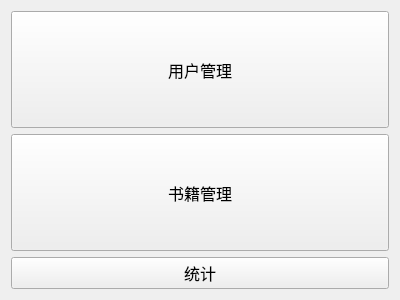
First picture: the form in adminpage.ui, repository LeoStr4nge/LibraryManageSystem, before the edit.
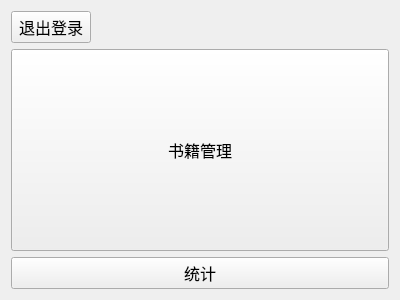
Second picture: the form after the edit.

Commit message: 整合统计界面前后端，完成页面的操作后刷新，添加退出登录按钮

```diff
--- a/adminpage.ui
+++ b/adminpage.ui
@@ -23,18 +23,31 @@
    <item row="0" column="0">
     <layout class="QVBoxLayout" name="verticalLayout_2">
      <item>
+      <layout class="QHBoxLayout" name="horizontalLayout">
+       <item>
       <widget class="QPushButton" name="pushButton_2">
-       <property name="sizePolicy">
-        <sizepolicy hsizetype="Expanding" vsizetype="Expanding">
-         <horstretch>0</horstretch>
-         <verstretch>0</verstretch>
-        </sizepolicy>
-       </property>
        <property name="text">
-        <string>用户管理</string>
+          <string>退出登录</string>
        </property>
       </widget>
      </item>
+       <item>
+        <spacer name="horizontalSpacer">
+         <property name="orientation">
+          <enum>Qt::Horizontal</enum>
+         </property>
+         <property name="sizeHint" stdset="0">
+          <size>
+           <width>40</width>
+           <height>20</height>
+          </size>
+         </property>
+        </spacer>
+       </item>
+      </layout>
+     </item>
+     <item>
+      <layout class="QVBoxLayout" name="verticalLayout">
      <item>
       <widget class="QPushButton" name="pushButton">
        <property name="sizePolicy">
@@ -54,6 +67,8 @@
         <string>统计</string>
        </property>
       </widget>
+       </item>
+      </layout>
      </item>
     </layout>
    </item>
```
Left out of the diff: 2 changed lines with no effect on the pictures. Lines whose indentation alone changed are shown as unchanged. The commit also changes 9 other files.
